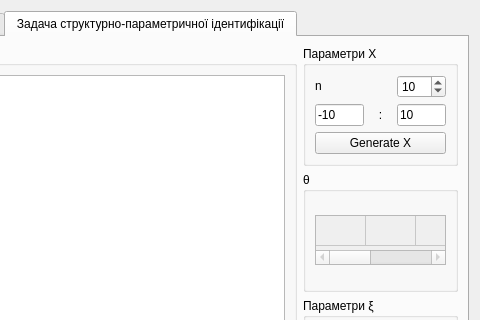
The window that main_window.ui (Megalitum/CSM_3) describes before a commit, drawn with Qt 5; both pictures show x 229 to 709 and y 0 to 320 of the 709 by 754 pixel window.
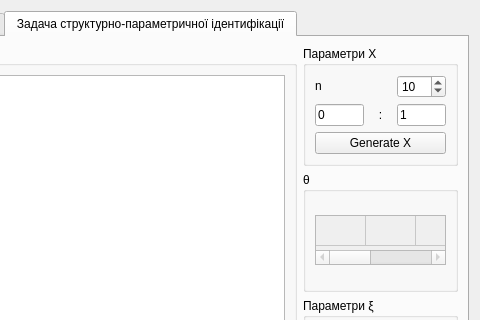
The same window after the commit. The open tabs and pages were chosen to show the change.

```diff
--- a/main_window.ui
+++ b/main_window.ui
@@ -428,7 +428,7 @@
           <item row="1" column="0">
            <widget class="QLineEdit" name="line_a">
             <property name="text">
-             <string>-10</string>
+             <string>0</string>
             </property>
            </widget>
           </item>
@@ -457,7 +457,7 @@
           <item row="1" column="2">
            <widget class="QLineEdit" name="line_b">
             <property name="text">
-             <string>10</string>
+             <string>1</string>
             </property>
            </widget>
           </item>
```
Left out of the diff: 2 changed lines with no effect on the pictures.
